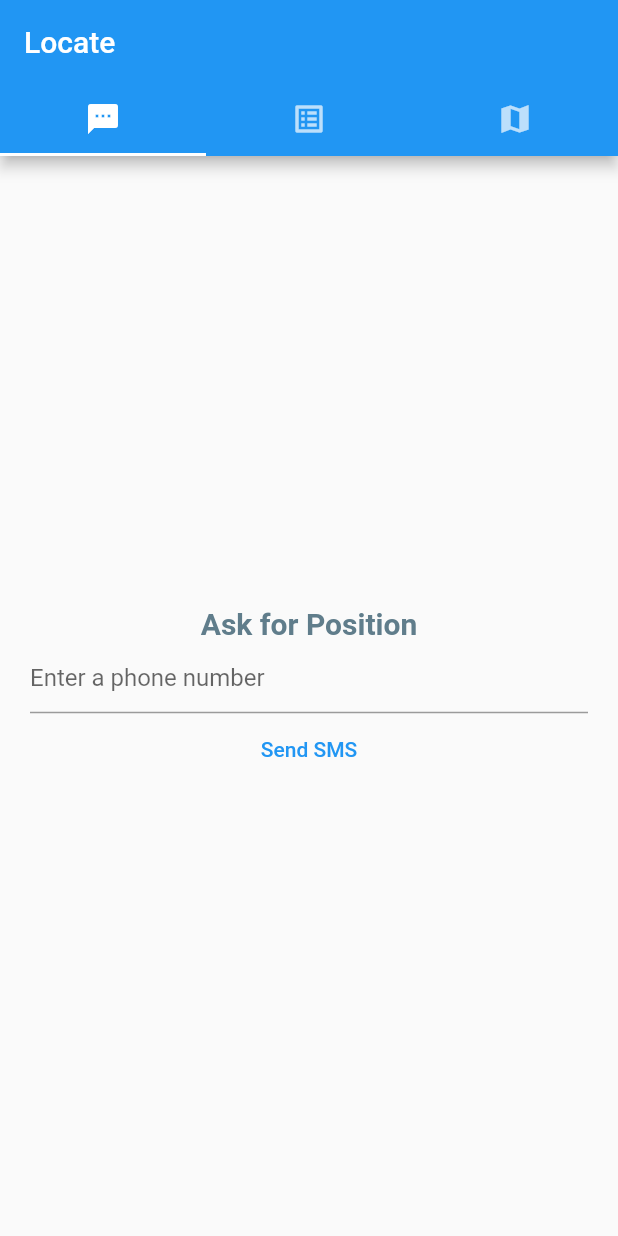
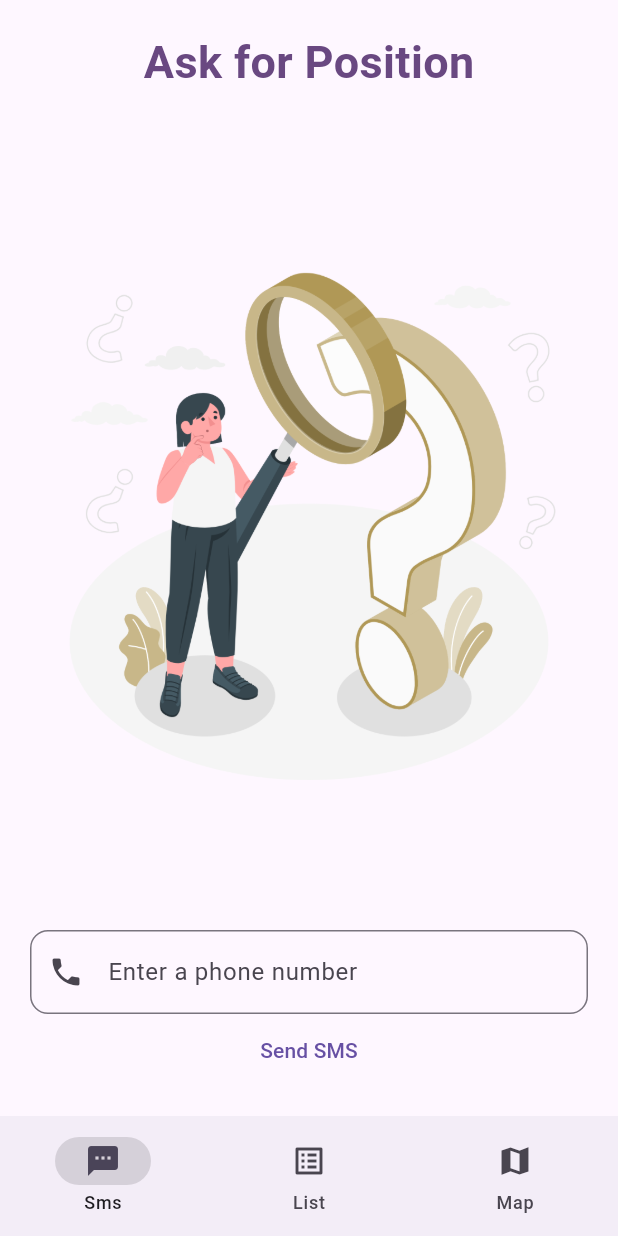
Before and after one commit to EyaArfa/locate, a Flutter app: the screen it shows after launch, on a phone screen of 412 x 824 dp. Run offline on Flutter 3.47's test engine with Material 2 defaults, Android fonts, the phone set to English and light mode, and no system bars; our stand-ins replace flutter_dotenv, flutter_local_notifications, fluttertoast, geolocator; missing offline and left inert: app_settings, dart:ffi, mapbox_gl, telephony.

Commit message:
final version

```diff
--- a/lib/main.dart
+++ b/lib/main.dart
@@ -1,4 +1,5 @@
 import 'package:app_settings/app_settings.dart';
+import 'package:find_me/functions/SMSListener.dart';
 import 'package:find_me/pages/listPos.dart';
 import 'package:find_me/pages/map.dart';
 import 'package:find_me/pages/sendmsg.dart';
@@ -30,41 +31,57 @@ class _MainAppState extends State<MainApp> {
   @override
   void initState() {
     // TODO: implement initState
-
     super.initState();
   }
 
   @override
   void dispose() {
-    final Telephony telephony = Telephony.instance;
-    // TODO: implement dispose
-    telephony.listenIncomingSms(onNewMessage: (msg) => executeFunction(msg));
+    listenForIncomingSMS();
     super.dispose();
   }
-
+  int currentPageIndex = 0;
   @override
   Widget build(BuildContext context) {
     listenForIncomingSMS();
     _locationpermission();
     return MaterialApp(
+      theme: ThemeData(useMaterial3: true),
         home: DefaultTabController(
       length: 3,
       child: Scaffold(
-        appBar: AppBar(
-          bottom: const TabBar(
-            tabs: [
-              Tab(icon: Icon(Icons.sms)),
-              Tab(icon: Icon(Icons.list_alt)),
-              Tab(icon: Icon(Icons.map_sharp)),
-            ],
-          ),
-          title: const Text('Locate'),
+        bottomNavigationBar: NavigationBar(
+          onDestinationSelected: (int index) {
+            setState(() {
+              currentPageIndex = index;
+            });
+          },
+          indicatorColor: Colors.black12,
+          selectedIndex: currentPageIndex,
+          destinations: const <Widget>[
+            NavigationDestination(
+              selectedIcon: Icon(Icons.sms),
+              icon: Icon(Icons.sms),
+              label: 'Sms',
+            ),
+            NavigationDestination(
+              icon: Icon(Icons.list_alt),
+              label: 'List',
+            ),
+            NavigationDestination(
+              icon:  Icon(Icons.map_sharp),
+
+              label: 'Map',
+            ),
+          ],
         ),
-        body: TabBarView(
-            physics: NeverScrollableScrollPhysics(),
-            children: [SendMessagePage(), ListBestPosition(), MapViewWidget()]),
-      ),
-    ));
+
+
+        body: <Widget>[
+          SendMessagePage(),
+          ListBestPosition(),
+          MapViewWidget(),
+        ][currentPageIndex]))
+    );
   }
 
   void listenForIncomingSMS() async {
--- a/lib/pages/sendmsg.dart
+++ b/lib/pages/sendmsg.dart
@@ -1,4 +1,5 @@
 import 'package:app_settings/app_settings.dart';
+import 'package:find_me/functions/getPosition.dart';
 import 'package:flutter/material.dart';
 import 'package:geolocator/geolocator.dart';
 import 'package:telephony/telephony.dart';
@@ -10,23 +11,31 @@ class SendMessagePage extends StatelessWidget {
 
   @override
   Widget build(BuildContext context) {
+
     return Scaffold(
-      body: Padding(
+      body: SafeArea(
+        child: Padding(
           padding: EdgeInsets.all(20),
           child: Form(
             key: _key,
+            child: Expanded(
+              flex: 1,
               child: Column(
+                crossAxisAlignment: CrossAxisAlignment.center,
                 mainAxisAlignment: MainAxisAlignment.center,
                 children: [
                   Text('Ask for Position',
                       style: TextStyle(
-                      fontSize: 20,
+                          fontSize: 30,
                           fontWeight: FontWeight.bold,
-                      color: Colors.blueGrey)),
+
+                          color: Color(0xFF694881))),
+                  Expanded(child: Image(image: AssetImage('assets/find.png'))),
                   TextFormField(
                     controller: txtMsgController,
                     keyboardType: TextInputType.phone,
-                decoration: InputDecoration(hintText: 'Enter a phone number'),
+                    decoration: InputDecoration(prefixIcon: Icon(Icons.phone),hintText: 'Enter a phone number',border: OutlineInputBorder(borderRadius: BorderRadius.circular(12))),
+
                     validator: (value) {
                       if (value!.isEmpty) return 'please enter a valid number';
                       return null;
@@ -45,8 +54,11 @@ class SendMessagePage extends StatelessWidget {
                               to: txtMsgController.text, message: 'find_me');
                         }
                       },
-                  child: Text('Send SMS'))
+                      child: Text('Send SMS')),
+
                 ],
+              ),
+            ),
           ),
         ),
       ),
@@ -59,30 +71,10 @@ void executeFunction(SmsMessage sms) async {
 
   if (sms.body!.toLowerCase().contains('find_me')) {
     Telephony telephony = Telephony.instance;
-    var result = await _determinePosition();
+    var result = await determinePosition();
     telephony.sendSms(
         to: sms.address!,
         message:
             'you can click here to get the result in maps https://www.google.com/maps/search/?api=1&query=${result.latitude},${result.longitude}');
   }
 }
-
-void executeBackgroundFunction(SmsMessage sms) async {
-  // Perform the desired action when a new SMS message arrives.
-  print(
-      'Received SMS:${sms.body!.toLowerCase().contains('find_me')}__${sms.address}__${sms.serviceCenterAddress}');
-  if (sms.body!.toLowerCase().contains('find_me')) {
-    var result = await _determinePosition();
-    Telephony.backgroundInstance.sendSms(
-        to: sms.address!,
-        message:
-            'you can click here to get the result in maps https://www.google.com/maps/search/?api=1&query=${result.longitude},${result.latitude}');
-  }
-}
-
-Future<Position> _determinePosition() async {
-  // When we reach here, permissions are granted and we can
-  // continue accessing the position of the device.
-  var result = await Geolocator.getCurrentPosition().then((value) => value);
-  return result;
-}
--- a/lib/services/data.dart
+++ b/lib/services/data.dart
@@ -1,9 +1,10 @@
 import 'package:find_me/models/position.dart';
+import 'package:flutter_dotenv/flutter_dotenv.dart';
 import 'package:http/http.dart' as http;
 import 'dart:convert';
 
 Stream<List<Position>> getData() async* {
-  var url = 'http://192.168.1.14:8080/serviceApp/create-php-service.php';
+  var url = '${dotenv.env['URL']}create-php-service.php';
   try {
     http.Response response = await http.get(Uri.parse(url));
     dynamic data;
@@ -23,7 +24,7 @@ Stream<List<Position>> getData() async* {
 }
 
 Future insert(Position pos) async {
-  var url = "http://192.168.1.14:8080/serviceApp/insert_ami.php";
+  var url = "${dotenv.env['URL']}insert_ami.php";
   final response = await http.post(Uri.parse(url),
       headers: {
         'Content-Type': 'application/json; charset=UTF-8',
--- a/pubspec.yaml
+++ b/pubspec.yaml
@@ -12,6 +12,7 @@ dependencies:
     sdk: flutter
 
   flutter_dotenv: ^5.1.0
+  flutter_local_notifications: ^16.2.0
   flutter_map: ^4.0.0
   fluttertoast: ^8.2.3
   geolocator: ^10.1.0
@@ -32,3 +33,5 @@ flutter:
   uses-material-design: true
   assets:
     - .env
+    - assets/find.jpg
+    - assets/find.png
```
Also changed, not shown: lib/functions/SMSListener.dart (added, +15 -0 lines), lib/functions/getPosition.dart (added, +8 -0 lines), lib/pages/listPos.dart (+40 -10 lines), lib/pages/map.dart (+69 -23 lines), assets/find.jpg (added), assets/find.png (added), assets/find.svg (added), pubspec.lock, 10 other files. Lines whose indentation alone changed are shown as unchanged.
